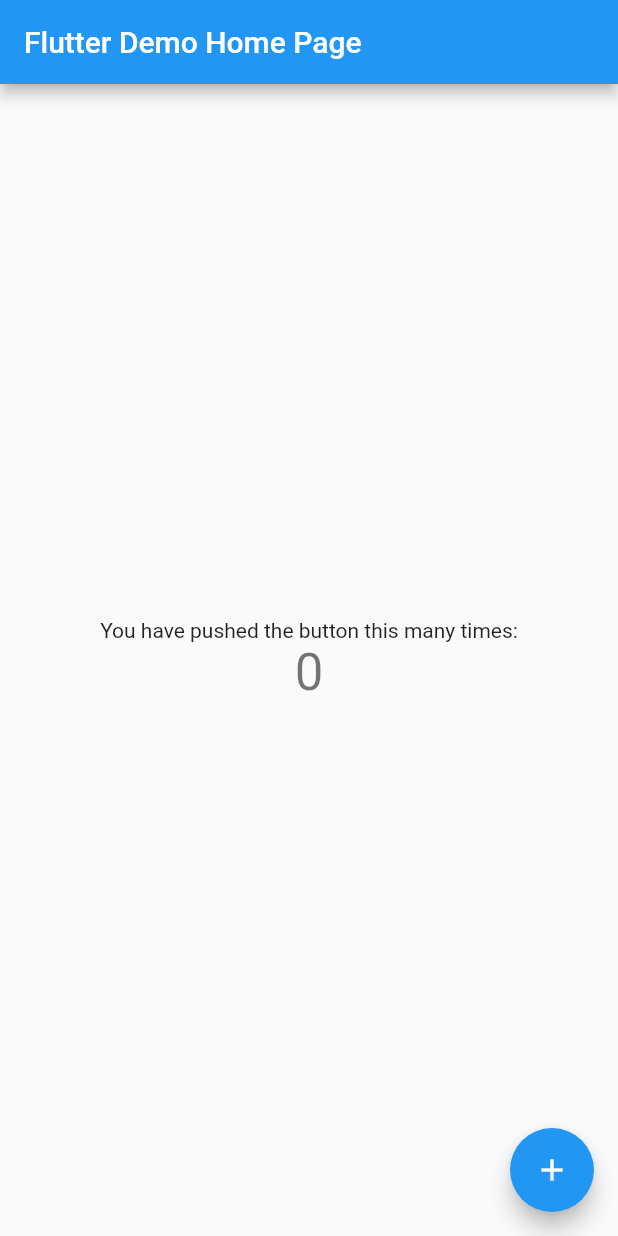
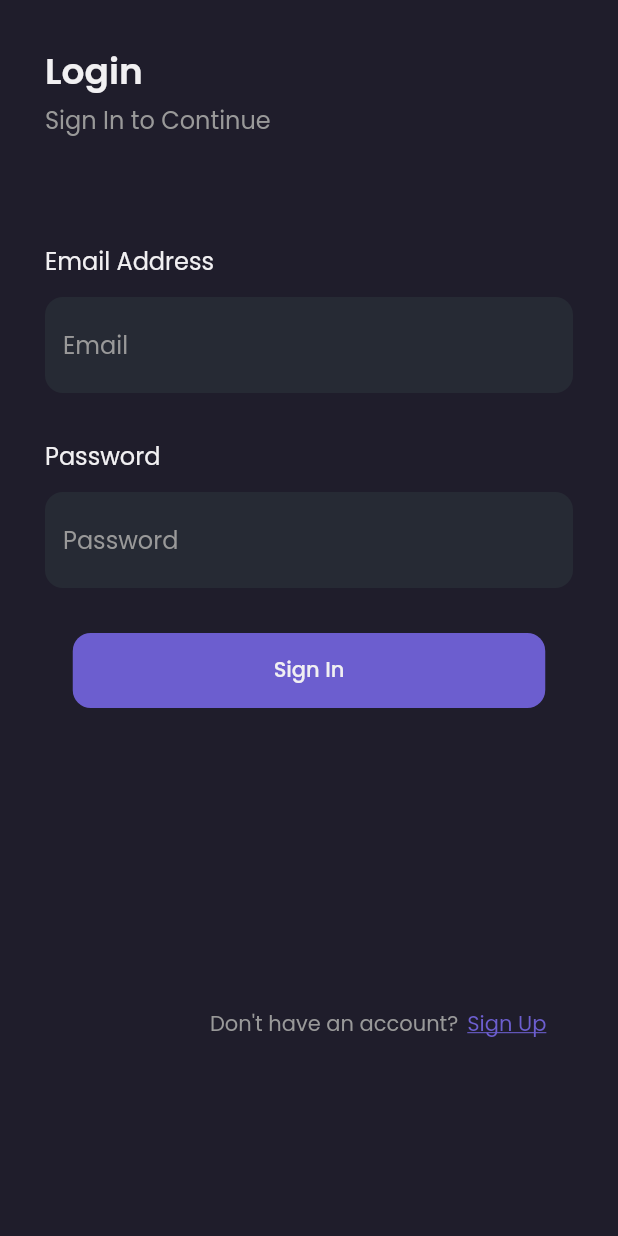
Before and after one commit to mudapa/shamo, a Flutter app: the screen it shows after launch, on a phone screen of 412 x 824 dp. Run offline on Flutter 3.47's test engine with Material 2 defaults, Android fonts, the phone set to English and light mode, and no system bars; our stand-ins replace google_fonts.

Commit message:
Sign In Screen

```diff
--- a/lib/main.dart
+++ b/lib/main.dart
@@ -1,115 +1,16 @@
 import 'package:flutter/material.dart';
+import 'package:shamo/pages/sign_in.dart';
+import 'package:shamo/pages/splash_screen.dart';
 
-void main() {
-  runApp(const MyApp());
-}
+void main() => runApp(Shamo());
 
-class MyApp extends StatelessWidget {
-  const MyApp({super.key});
-
-  // This widget is the root of your application.
+class Shamo extends StatelessWidget {
   @override
   Widget build(BuildContext context) {
     return MaterialApp(
-      title: 'Flutter Demo',
-      theme: ThemeData(
-        // This is the theme of your application.
-        //
-        // Try running your application with "flutter run". You'll see the
-        // application has a blue toolbar. Then, without quitting the app, try
-        // changing the primarySwatch below to Colors.green and then invoke
-        // "hot reload" (press "r" in the console where you ran "flutter run",
-        // or simply save your changes to "hot reload" in a Flutter IDE).
-        // Notice that the counter didn't reset back to zero; the application
-        // is not restarted.
-        primarySwatch: Colors.blue,
-      ),
-      home: const MyHomePage(title: 'Flutter Demo Home Page'),
+      debugShowCheckedModeBanner: false,
+      home: SignIn(),
+      // SplashScreen(),
     );
   }
 }
-
-class MyHomePage extends StatefulWidget {
-  const MyHomePage({super.key, required this.title});
-
-  // This widget is the home page of your application. It is stateful, meaning
-  // that it has a State object (defined below) that contains fields that affect
-  // how it looks.
-
-  // This class is the configuration for the state. It holds the values (in this
-  // case the title) provided by the parent (in this case the App widget) and
-  // used by the build method of the State. Fields in a Widget subclass are
-  // always marked "final".
-
-  final String title;
-
-  @override
-  State<MyHomePage> createState() => _MyHomePageState();
-}
-
-class _MyHomePageState extends State<MyHomePage> {
-  int _counter = 0;
-
-  void _incrementCounter() {
-    setState(() {
-      // This call to setState tells the Flutter framework that something has
-      // changed in this State, which causes it to rerun the build method below
-      // so that the display can reflect the updated values. If we changed
-      // _counter without calling setState(), then the build method would not be
-      // called again, and so nothing would appear to happen.
-      _counter++;
-    });
-  }
-
-  @override
-  Widget build(BuildContext context) {
-    // This method is rerun every time setState is called, for instance as done
-    // by the _incrementCounter method above.
-    //
-    // The Flutter framework has been optimized to make rerunning build methods
-    // fast, so that you can just rebuild anything that needs updating rather
-    // than having to individually change instances of widgets.
-    return Scaffold(
-      appBar: AppBar(
-        // Here we take the value from the MyHomePage object that was created by
-        // the App.build method, and use it to set our appbar title.
-        title: Text(widget.title),
-      ),
-      body: Center(
-        // Center is a layout widget. It takes a single child and positions it
-        // in the middle of the parent.
-        child: Column(
-          // Column is also a layout widget. It takes a list of children and
-          // arranges them vertically. By default, it sizes itself to fit its
-          // children horizontally, and tries to be as tall as its parent.
-          //
-          // Invoke "debug painting" (press "p" in the console, choose the
-          // "Toggle Debug Paint" action from the Flutter Inspector in Android
-          // Studio, or the "Toggle Debug Paint" command in Visual Studio Code)
-          // to see the wireframe for each widget.
-          //
-          // Column has various properties to control how it sizes itself and
-          // how it positions its children. Here we use mainAxisAlignment to
-          // center the children vertically; the main axis here is the vertical
-          // axis because Columns are vertical (the cross axis would be
-          // horizontal).
-          mainAxisAlignment: MainAxisAlignment.center,
-          children: <Widget>[
-            const Text(
-              'You have pushed the button this many times:',
-            ),
-            Text(
-              '$_counter',
-              style: Theme.of(context).textTheme.headline4,
-            ),
-          ],
-        ),
-      ),
-      floatingActionButton: FloatingActionButton(
-        onPressed: _incrementCounter,
-        tooltip: 'Increment',
-        child: const Icon(Icons.add),
-      ), // This trailing comma makes auto-formatting nicer for build methods.
-    );
-  }
-}
--- /dev/null
+++ b/lib/pages/sign_in.dart
@@ -0,0 +1,120 @@
+import 'package:flutter/material.dart';
+import 'package:shamo/widgets/theme.dart';
+
+class SignIn extends StatelessWidget {
+  @override
+  Widget build(BuildContext context) {
+    return Scaffold(
+      backgroundColor: bg1Color,
+      body: SingleChildScrollView(
+        child: Padding(
+          padding: const EdgeInsets.only(
+            top: 30,
+            left: 30,
+            right: 30,
+          ),
+          child: Column(
+            crossAxisAlignment: CrossAxisAlignment.start,
+            children: [
+              Text(
+                'Login',
+                style: primaryTextStyle.copyWith(
+                  fontSize: 24,
+                  fontWeight: FontWeight.w600,
+                ),
+              ),
+              SizedBox(height: 2),
+              Text(
+                'Sign In to Continue',
+                style: secondTextStyle.copyWith(
+                  fontSize: 16,
+                ),
+              ),
+              SizedBox(height: 70),
+              Text(
+                'Email Address',
+                style: primaryTextStyle.copyWith(
+                  fontSize: 16,
+                ),
+              ),
+              SizedBox(height: 12),
+              TextFormField(
+                style: secondTextStyle,
+                decoration: InputDecoration(
+                  filled: true,
+                  fillColor: Color(0xff262A34),
+                  border: OutlineInputBorder(
+                    borderRadius: BorderRadius.circular(12),
+                    borderSide: BorderSide.none,
+                  ),
+                  hintText: 'Email',
+                  hintStyle: secondTextStyle,
+                ),
+              ),
+              SizedBox(height: 30),
+              Text(
+                'Password',
+                style: primaryTextStyle.copyWith(
+                  fontSize: 16,
+                ),
+              ),
+              SizedBox(height: 12),
+              TextFormField(
+                style: secondTextStyle,
+                decoration: InputDecoration(
+                  filled: true,
+                  fillColor: Color(0xff262A34),
+                  border: OutlineInputBorder(
+                    borderRadius: BorderRadius.circular(12),
+                    borderSide: BorderSide.none,
+                  ),
+                  hintText: 'Password',
+                  hintStyle: secondTextStyle,
+                ),
+              ),
+              SizedBox(height: 30),
+              Center(
+                child: Container(
+                  width: 315,
+                  height: 50,
+                  decoration: BoxDecoration(
+                    color: primaryColor,
+                    borderRadius: BorderRadius.circular(12),
+                  ),
+                  child: TextButton(
+                    onPressed: () {},
+                    child: Text(
+                      'Sign In',
+                      style: primaryTextStyle,
+                    ),
+                  ),
+                ),
+              ),
+              Padding(
+                padding: const EdgeInsets.only(
+                  top: 200,
+                  left: 110,
+                ),
+                child: Row(
+                  children: [
+                    Text(
+                      "Don't have an account?",
+                      style: secondTextStyle,
+                    ),
+                    SizedBox(width: 6),
+                    Text(
+                      'Sign Up',
+                      style: signTextStyle.copyWith(
+                        decoration: TextDecoration.underline,
+                      ),
+                    ),
+                  ],
+                ),
+              ),
+            ],
+          ),
+        ),
+      ),
+    );
+  }
+}
--- /dev/null
+++ b/lib/pages/splash_screen.dart
@@ -0,0 +1,18 @@
+import 'package:flutter/material.dart';
+import 'package:shamo/widgets/theme.dart';
+
+class SplashScreen extends StatelessWidget {
+  @override
+  Widget build(BuildContext context) {
+    return Scaffold(
+      backgroundColor: bg1Color,
+      body: Center(
+        child: Image.asset(
+          'image_splash.png',
+          width: 130,
+          height: 150,
+        ),
+      ),
+    );
+  }
+}
--- /dev/null
+++ b/lib/widgets/theme.dart
@@ -0,0 +1,24 @@
+import 'package:flutter/material.dart';
+import 'package:google_fonts/google_fonts.dart';
+
+Color primaryColor = Color(0xff6C5ECF);
+Color secondColor = Color(0xff38ABBE);
+Color alertColor = Color(0xffED6363);
+Color priceColor = Color(0xff2C96F1);
+Color bg1Color = Color(0xff1F1D2B);
+Color bg2Color = Color(0xff2B2937);
+Color bg3Color = Color(0xff242231);
+Color primaryTextColor = Color(0xffF1F0F2);
+Color secondTextColor = Color(0xff999999);
+
+TextStyle primaryTextStyle = GoogleFonts.poppins(
+  color: primaryTextColor,
+);
+
+TextStyle secondTextStyle = GoogleFonts.poppins(
+  color: secondTextColor,
+);
+
+TextStyle signTextStyle = GoogleFonts.poppins(
+  color: primaryColor,
+);
--- a/pubspec.yaml
+++ b/pubspec.yaml
@@ -36,6 +36,7 @@ dependencies:
   # The following adds the Cupertino Icons font to your application.
   # Use with the CupertinoIcons class for iOS style icons.
   cupertino_icons: ^1.0.2
+  google_fonts: ^3.0.1
 
 dev_dependencies:
   flutter_test:
@@ -60,9 +61,8 @@ flutter:
   uses-material-design: true
 
   # To add assets to your application, add an assets section, like this:
-  # assets:
-  #   - images/a_dot_burr.jpeg
-  #   - images/a_dot_ham.jpeg
+  assets:
+    - assets/
 
   # An image asset can refer to one or more resolution-specific "variants", see
   # https://flutter.dev/assets-and-images/#resolution-aware
```
Also changed, not shown: pubspec.lock, 2 other files.
